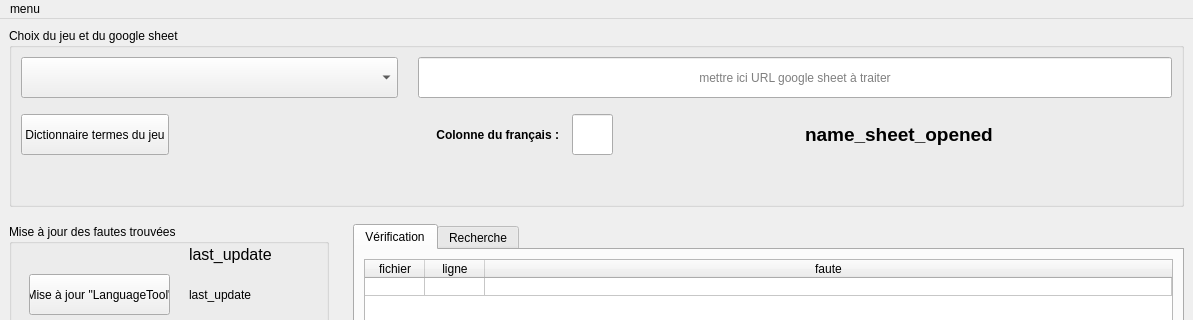
Silous888/RawTextCheck, file checkfrench/ui/mainwindow/mainwindow.ui: the form before one commit; both pictures show x 0 to 1193 and y 0 to 320 of the 1193 by 858 pixel window.
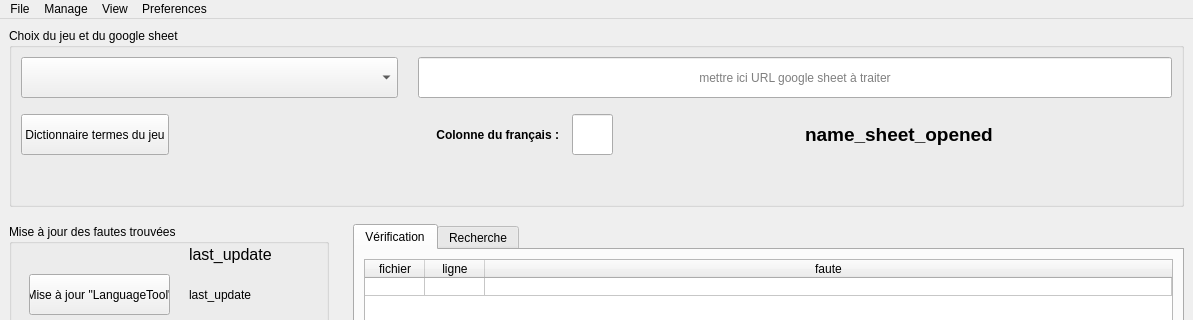
The form after the commit. Icons and pictures are not drawn.

Commit message: add ui for project manager

The edit to the form file:
```diff
--- a/checkfrench/ui/mainwindow/mainwindow.ui
+++ b/checkfrench/ui/mainwindow/mainwindow.ui
@@ -603,12 +603,36 @@
    </property>
    <widget class="QMenu" name="menuConfiguration">
     <property name="title">
-     <string>menu</string>
+     <string>File</string>
     </property>
-    <addaction name="action_diter_le_json_des_jeux"/>
-    <addaction name="actionconfiguration"/>
+    <addaction name="actionOpen_result"/>
+    <addaction name="actionOpen_recent_result"/>
+   </widget>
+   <widget class="QMenu" name="menuView">
+    <property name="title">
+     <string>View</string>
+    </property>
+   </widget>
+   <widget class="QMenu" name="menuPreferences">
+    <property name="title">
+     <string>Preferences</string>
+    </property>
+    <addaction name="actionKeybinding"/>
+    <addaction name="actionTheme"/>
+    <addaction name="actionCheck_for_Update"/>
+   </widget>
+   <widget class="QMenu" name="menuProject">
+    <property name="title">
+     <string>Manage</string>
+    </property>
+    <addaction name="actionCreate_Project"/>
+    <addaction name="actionRemove_Project"/>
+    <addaction name="actionEdit_Project"/>
    </widget>
    <addaction name="menuConfiguration"/>
+   <addaction name="menuProject"/>
+   <addaction name="menuView"/>
+   <addaction name="menuPreferences"/>
   </widget>
   <action name="action_diter_le_json_des_jeux">
    <property name="text">
```
Left out of the diff: 40 changed lines with no effect on the pictures. The commit also changes 4 other files.
